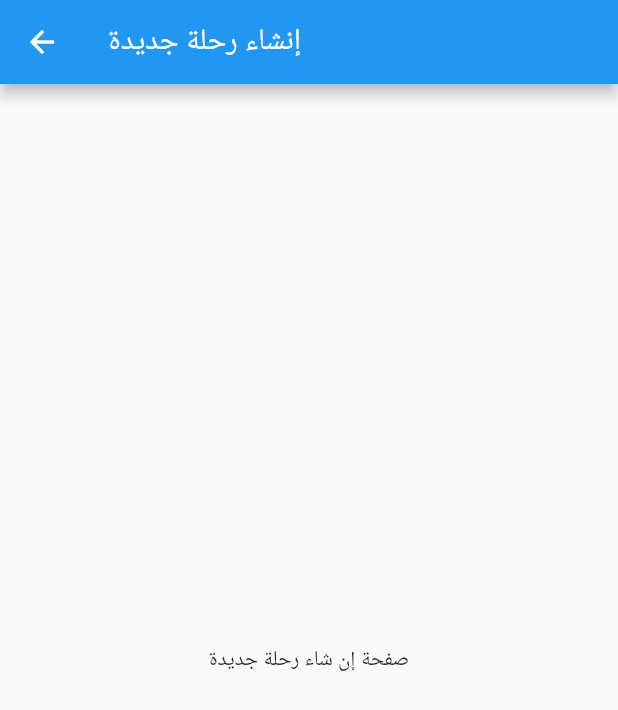
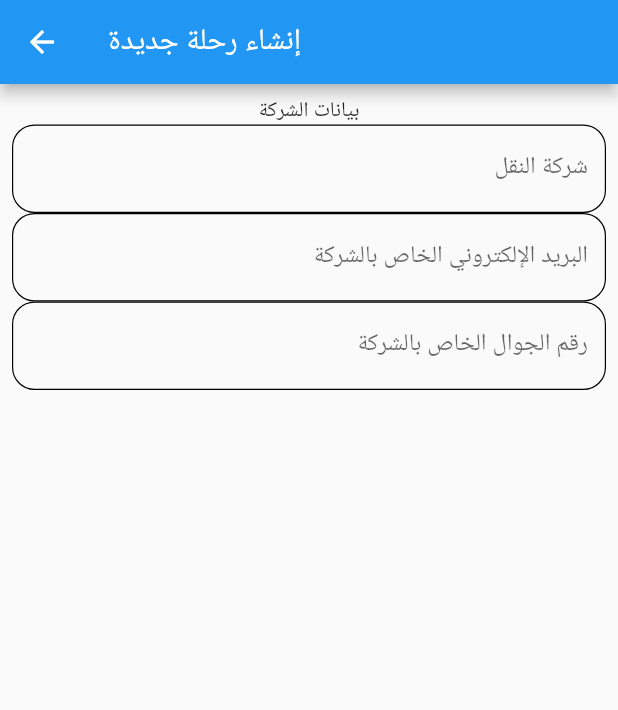
Before and after one commit to a7madi/masar, a Flutter app: the screen it shows after launch, after a tap on "أنشئ رحلة جديدة", on a phone screen of 412 x 824 dp. Shown: the top 710 px of the screen. Run offline on Flutter 3.47's test engine with Material 2 defaults, Android fonts, the phone set to English and light mode, and no system bars.

Commit message:
FEAT: start building create new travel form

```diff
--- a/lib/main.dart
+++ b/lib/main.dart
@@ -18,7 +18,7 @@ class MyApp extends StatelessWidget {
       ),
       home: const HomePage(),
       routes: {
-        CreateTravelPage.routeName: (_)=> const CreateTravelPage(),
+        CreateTravelPage.routeName: (_)=>  CreateTravelPage(),
       },
     );
   }
--- a/lib/model/transportaation_company.dart
+++ /dev/null
@@ -1,7 +0,0 @@
-class TCompany{
-  /// Transportaation Company
-  final String name;
-  final String email;
-  final String phoneNumber;
-  TCompany({required this.name, this.email='', this.phoneNumber=''});
-}
--- a/lib/model/trip.dart
+++ b/lib/model/trip.dart
@@ -1,7 +1,7 @@
 // ignore_for_file: unused_field, prefer_final_fields
 
 import 'package:masar/model/destination.dart';
-import 'package:masar/model/transportaation_company.dart';
+import 'package:masar/model/transportation_company.dart';
 import 'package:masar/model/trip_owner.dart';
 
 enum TripStatus { onging, finished, draft }
--- a/lib/pages/create_travel_page.dart
+++ b/lib/pages/create_travel_page.dart
@@ -1,18 +1,60 @@
 import 'package:flutter/material.dart';
 
 class CreateTravelPage extends StatelessWidget {
-  const CreateTravelPage({super.key});
-  static const String routeName ='/create-new-travel';
+  CreateTravelPage({super.key});
+  static const String routeName = '/create-new-travel';
+  final _formKey = GlobalKey<FormState>();
 
+  // TravelCompanyName TextController.
+  final _txtCntTrvlComp = TextEditingController();
+
+  // TravelCompanyPhoneNumber TextController.
+  final _txtCntTrvlCompP = TextEditingController();
+
+  // TravelCompanyEmail TextController.
+  final _txtCntTrvlCompE = TextEditingController();
   @override
   Widget build(BuildContext context) {
     return Scaffold(
-      appBar: AppBar(
-        title: const Text('إنشاء رحلة جديدة'),
+        appBar: AppBar(
+          title: const Text('إنشاء رحلة جديدة'),
+        ),
+        body: Directionality(
+          textDirection: TextDirection.rtl,
+          child: Form(
+            key: _formKey,
+            child: Padding(
+              padding: const EdgeInsets.all(8.0),
+              child: Column(
+                children: <Widget>[
+                  const Text('بيانات الشركة'),
+                  textField('شركة النقل', _txtCntTrvlComp),
+                  textField('البريد الإلكتروني الخاص بالشركة', _txtCntTrvlCompP),
+                  textField('رقم الجوال الخاص بالشركة', _txtCntTrvlCompE),
+                ],
+              ),
+            ),
+          ),
+        ));
+  }
+
+  TextFormField textField(String textLable, TextEditingController textCont) {
+    final outlineborder = OutlineInputBorder(
+        borderSide: const BorderSide(width: 0.8),
+        borderRadius: BorderRadius.circular(15));
+    return TextFormField(
+      controller: textCont,
+      decoration: InputDecoration(
+        labelText: textLable,
+        enabledBorder: outlineborder,
+        focusedBorder: outlineborder,
       ),
-      body: const Center(
-        child: Text('صفحة إن شاء رحلة جديدة'),
-      ),
+      validator: (value) {
+        if (value == null || value.isEmpty) {
+          return 'لا يمكن ترك هذه الخانة خالية';
+        }
+        return null;
+      },
     );
   }
 }
```
